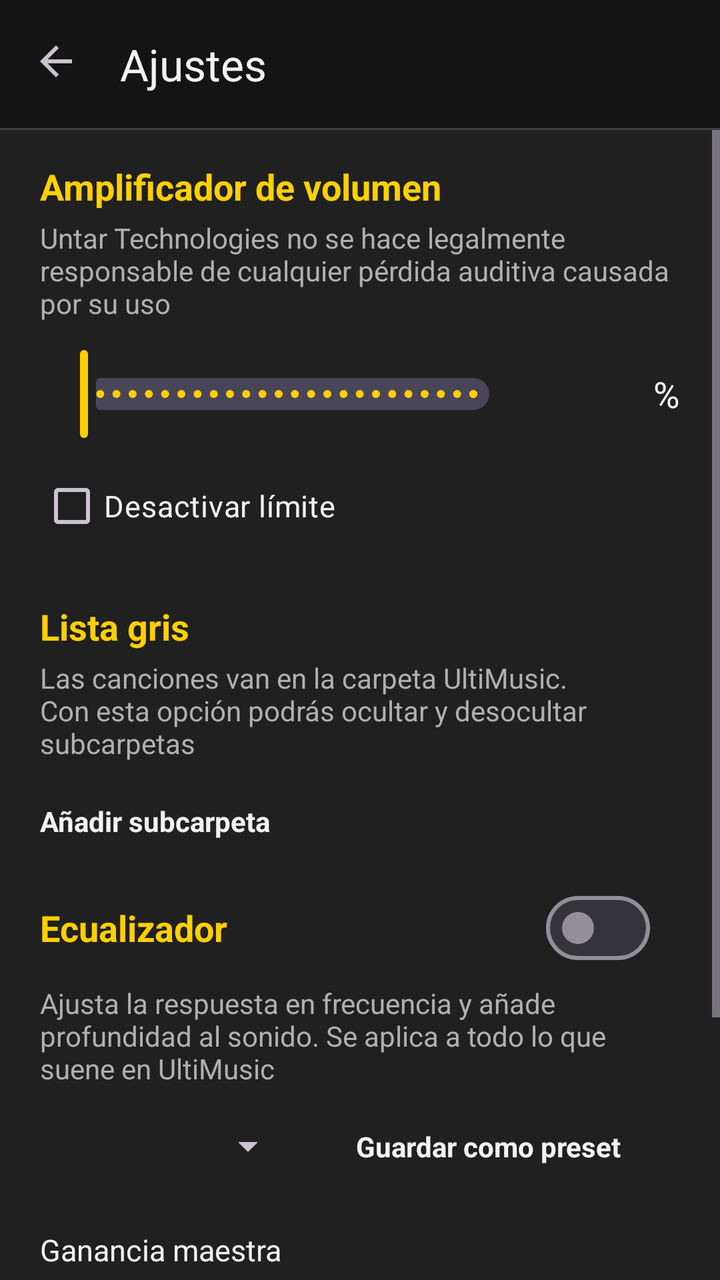
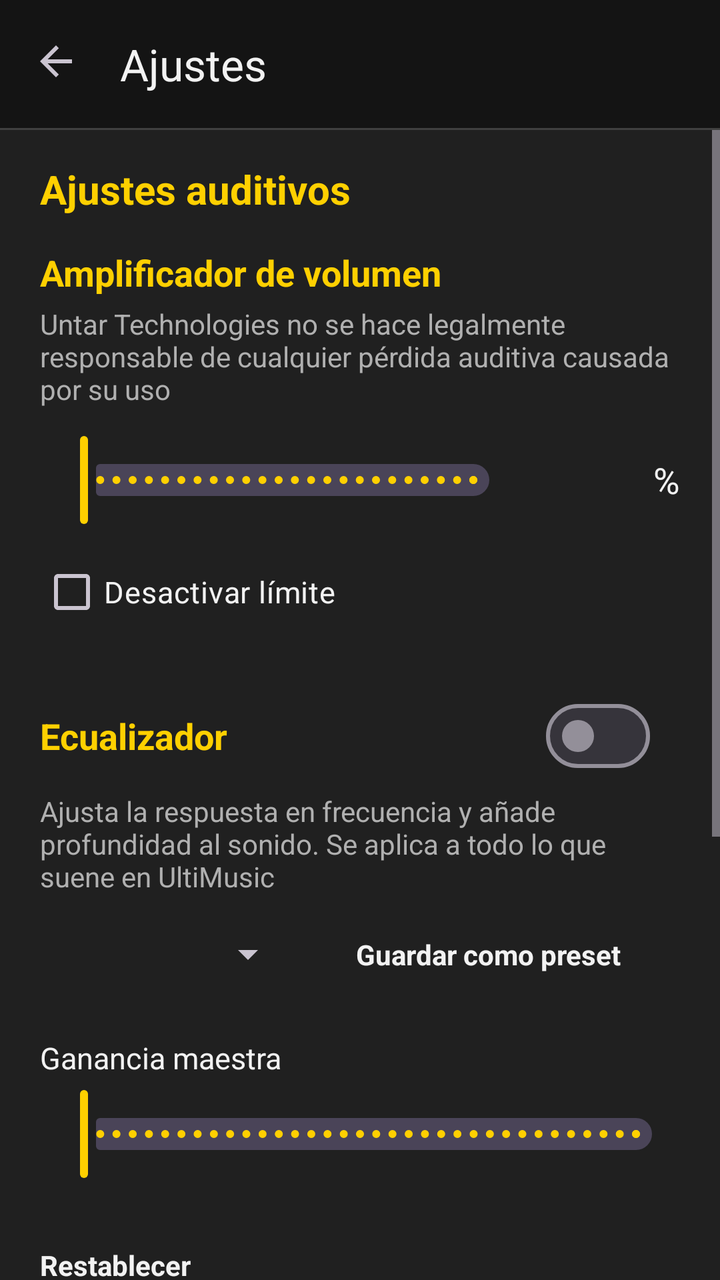

The first picture is an Android layout as it rendered before a commit; the second is the same layout after the commit. The layout source and the unified diff follow.
<!-- AndroidManifest.xml: application theme Theme.UltiMusic -->
<!-- res/layout/dialog_settings.xml -->
<?xml version="1.0" encoding="utf-8"?>
<LinearLayout xmlns:android="http://schemas.android.com/apk/res/android"
    xmlns:app="http://schemas.android.com/apk/res-auto"
    xmlns:tools="http://schemas.android.com/tools"
    android:id="@+id/settingsRoot"
    android:layout_width="match_parent"
    android:layout_height="match_parent"
    android:background="@color/um_background"
    android:orientation="vertical">

    <com.google.android.material.appbar.MaterialToolbar
        android:id="@+id/settingsToolbar"
        android:layout_width="match_parent"
        android:layout_height="wrap_content"
        android:background="@color/um_surface"
        app:navigationContentDescription="@string/settings_back"
        app:navigationIcon="@drawable/ic_arrow_back_toolbar"
        app:title="@string/settings_title"
        app:titleTextColor="@color/um_on_background" />

    <View
        android:layout_width="match_parent"
        android:layout_height="1dp"
        android:background="@color/um_divider" />

    <ScrollView
        android:layout_width="match_parent"
        android:layout_height="0dp"
        android:layout_weight="1">

        <LinearLayout
            android:layout_width="match_parent"
            android:layout_height="wrap_content"
            android:orientation="vertical"
            android:paddingStart="20dp"
            android:paddingTop="16dp"
            android:paddingEnd="20dp"
            android:paddingBottom="16dp">

            

            <TextView
                android:id="@+id/boostTitle"
                android:layout_width="match_parent"
                android:layout_height="wrap_content"
                android:text="@string/settings_boost_title"
                android:textColor="@color/um_yellow"
                android:textSize="18sp"
                android:textStyle="bold" />

            <TextView
                android:layout_width="match_parent"
                android:layout_height="wrap_content"
                android:layout_marginTop="4dp"
                android:text="@string/settings_boost_subtitle"
                android:textColor="@color/um_on_surface_muted"
                android:textSize="14sp" />

            
            <LinearLayout
                android:layout_width="match_parent"
                android:layout_height="wrap_content"
                android:layout_marginTop="12dp"
                android:gravity="center_vertical"
                android:orientation="horizontal">

                
                <FrameLayout
                    android:layout_width="0dp"
                    android:layout_height="wrap_content"
                    android:layout_weight="1">

                    <com.google.android.material.slider.Slider
                        android:id="@+id/boostSlider"
                        android:layout_width="match_parent"
                        android:layout_height="wrap_content"
                        android:layout_gravity="center_vertical"
                        android:contentDescription="@string/settings_boost_title"
                        android:stepSize="1"
                        android:valueFrom="100"
                        android:valueTo="150"
                        app:labelBehavior="gone" />

                    <com.untar.ultimusic.ui.common.ValueRuler
                        android:id="@+id/boostRuler"
                        android:layout_width="match_parent"
                        android:layout_height="wrap_content"
                        android:contentDescription="@string/settings_boost_title"
                        android:visibility="gone" />

                </FrameLayout>

                
                <EditText
                    android:id="@+id/boostValue"
                    android:layout_width="wrap_content"
                    android:layout_height="wrap_content"
                    android:layout_marginStart="12dp"
                    android:background="@null"
                    android:gravity="end"
                    android:imeOptions="actionDone"
                    android:importantForAutofill="no"
                    android:inputType="number"
                    android:maxLength="4"
                    android:maxLines="1"
                    android:minWidth="56dp"
                    android:textColor="@color/um_on_background"
                    android:textSize="18sp" />

                <TextView
                    android:layout_width="wrap_content"
                    android:layout_height="wrap_content"
                    android:text="%"
                    android:textColor="@color/um_on_background"
                    android:textSize="18sp" />

            </LinearLayout>

            <com.google.android.material.checkbox.MaterialCheckBox
                android:id="@+id/boostNoLimit"
                android:layout_width="wrap_content"
                android:layout_height="wrap_content"
                android:layout_marginTop="8dp"
                android:text="@string/settings_boost_no_limit"
                android:textColor="@color/um_on_background"
                android:textSize="15sp"
                app:rippleColor="@color/um_ripple_white" />

            

            <TextView
                android:id="@+id/greylistTitle"
                android:layout_width="match_parent"
                android:layout_height="wrap_content"
                android:layout_marginTop="24dp"
                android:text="@string/settings_greylist_title"
                android:textColor="@color/um_yellow"
                android:textSize="18sp"
                android:textStyle="bold" />

            <TextView
                android:layout_width="match_parent"
                android:layout_height="wrap_content"
                android:layout_marginTop="4dp"
                android:text="@string/settings_greylist_subtitle"
                android:textColor="@color/um_on_surface_muted"
                android:textSize="14sp" />

            
            <androidx.recyclerview.widget.RecyclerView
                android:id="@+id/greylistRecycler"
                android:layout_width="match_parent"
                android:layout_height="wrap_content"
                android:layout_marginTop="12dp"
                android:nestedScrollingEnabled="false" />

            <TextView
                android:id="@+id/btnAddGreylistFolder"
                android:layout_width="match_parent"
                android:layout_height="wrap_content"
                android:background="?attr/selectableItemBackground"
                android:paddingVertical="8dp"
                android:text="@string/settings_greylist_add"
                android:textColor="@color/um_on_background"
                android:textStyle="bold" />

            

            <LinearLayout
                android:layout_width="match_parent"
                android:layout_height="wrap_content"
                android:layout_marginTop="12dp"
                android:orientation="horizontal">

                <TextView
                    android:id="@+id/eqTitle"
                    android:layout_width="0dp"
                    android:layout_height="match_parent"
                    android:layout_weight="1"
                    android:gravity="center_vertical"
                    android:text="@string/settings_eq_title"
                    android:textColor="@color/um_yellow"
                    android:textSize="18sp"
                    android:textStyle="bold" />

                <com.google.android.material.materialswitch.MaterialSwitch
                    android:id="@+id/eqSwitch"
                    android:layout_width="wrap_content"
                    android:layout_height="wrap_content"
                    android:layout_marginEnd="15dp"
                    android:contentDescription="@string/settings_eq_switch_desc"
                    android:theme="@style/ThemeOverlay.UltiMusic.SwitchRippleWhite" />

            </LinearLayout>

            <TextView
                android:layout_width="match_parent"
                android:layout_height="wrap_content"
                android:layout_marginTop="4dp"
                android:text="@string/settings_eq_subtitle"
                android:textColor="@color/um_on_surface_muted"
                android:textSize="14sp" />

            <TextView
                android:id="@+id/eqUnavailable"
                android:layout_width="match_parent"
                android:layout_height="wrap_content"
                android:layout_marginTop="12dp"
                android:text="@string/settings_eq_unavailable"
                android:textColor="@color/um_on_surface_muted"
                android:textSize="14sp"
                android:visibility="gone" />

            
            <LinearLayout
                android:id="@+id/eqOptionsContainer"
                android:layout_width="match_parent"
                android:layout_height="wrap_content"
                android:orientation="vertical">

            <LinearLayout
                android:layout_width="match_parent"
                android:layout_height="wrap_content"
                android:layout_marginTop="12dp"
                android:gravity="center_vertical"
                android:orientation="horizontal">

                <Spinner
                    android:id="@+id/eqPresetsSpinner"
                    android:layout_width="wrap_content"
                    android:layout_height="wrap_content"
                    android:layout_marginStart="8dp"
                    android:contentDescription="@string/settings_eq_presets"
                    android:minWidth="120dp" />

                <TextView
                    android:id="@+id/btnSavePreset"
                    android:layout_width="0dp"
                    android:layout_height="wrap_content"
                    android:layout_weight="1"
                    android:background="?attr/selectableItemBackground"
                    android:gravity="center"
                    android:paddingVertical="8dp"
                    android:text="@string/settings_eq_save_preset"
                    android:textColor="@color/um_on_background"
                    android:textStyle="bold" />
            </LinearLayout>

            <LinearLayout
                android:layout_width="match_parent"
                android:layout_height="wrap_content"
                android:layout_marginTop="8dp"
                android:orientation="horizontal">

                <TextView
                    android:id="@+id/btnDeletePreset"
                    android:layout_width="0dp"
                    android:layout_height="wrap_content"
                    android:layout_weight="1"
                    android:background="?attr/selectableItemBackground"
                    android:gravity="center"
                    android:paddingVertical="8dp"
                    android:text="@string/settings_eq_delete_preset"
                    android:textColor="@color/um_on_background"
                    android:textStyle="bold"
                    android:visibility="gone" />
            </LinearLayout>

            <TextView
                android:layout_width="match_parent"
                android:layout_height="wrap_content"
                android:layout_marginTop="16dp"
                android:text="@string/settings_eq_pre_gain"
                android:textColor="@color/um_on_background"
                android:textSize="15sp" />

            <com.google.android.material.slider.Slider
                android:id="@+id/preGainSlider"
                android:layout_width="match_parent"
                android:layout_height="wrap_content"
                android:layout_marginTop="4dp"
                android:contentDescription="@string/settings_eq_pre_gain"
                android:stepSize="1"
                android:valueFrom="0"
                android:valueTo="100"
                app:labelBehavior="gone" />

            
            <LinearLayout
                android:id="@+id/eqBandsContainer"
                android:layout_width="match_parent"
                android:layout_height="wrap_content"
                android:layout_marginTop="16dp"
                android:orientation="horizontal" />

            <TextView
                android:id="@+id/btnResetEq"
                android:layout_width="match_parent"
                android:layout_height="wrap_content"
                android:layout_marginTop="8dp"
                android:background="?attr/selectableItemBackground"
                android:paddingVertical="8dp"
                android:text="@string/settings_eq_reset"
                android:textColor="@color/um_on_background"
                android:textStyle="bold" />

            <com.google.android.material.checkbox.MaterialCheckBox
                android:id="@+id/additionalOptionsCheck"
                android:layout_width="wrap_content"
                android:layout_height="wrap_content"
                android:text="@string/settings_eq_additional_options"
                android:textColor="@color/um_on_background"
                android:textSize="15sp"
                app:rippleColor="@color/um_ripple_white" />

            
            <LinearLayout
                android:id="@+id/additionalOptionsContainer"
                android:layout_width="match_parent"
                android:layout_height="wrap_content"
                android:orientation="vertical"
                android:visibility="gone">

                <LinearLayout
                    android:layout_width="match_parent"
                    android:layout_height="wrap_content"
                    android:layout_marginTop="16dp"
                    android:gravity="center_vertical"
                    android:orientation="horizontal">

                    <TextView
                        android:layout_width="wrap_content"
                        android:layout_height="wrap_content"
                        android:text="@string/settings_eq_bass_boost"
                        android:textColor="@color/um_on_background"
                        android:textSize="15sp" />

                    <ImageButton
                        android:id="@+id/btnHelpBassBoost"
                        android:layout_width="20dp"
                        android:layout_height="20dp"
                        android:layout_marginStart="6dp"
                        android:background="?attr/selectableItemBackgroundBorderless"
                        android:contentDescription="@string/settings_eq_bass_boost_help_desc"
                        android:src="@drawable/ic_help"
                        app:tint="@color/um_on_surface_muted" />

                </LinearLayout>

                <com.google.android.material.slider.Slider
                    android:id="@+id/bassBoostSlider"
                    android:layout_width="match_parent"
                    android:layout_height="wrap_content"
                    android:layout_marginTop="4dp"
                    android:contentDescription="@string/settings_eq_bass_boost"
                    android:stepSize="1"
                    android:valueFrom="0"
                    android:valueTo="100"
                    app:labelBehavior="gone" />

                <TextView
                    android:id="@+id/bassBoostUnsupported"
                    android:layout_width="match_parent"
                    android:layout_height="wrap_content"
                    android:text="@string/settings_eq_bass_unsupported"
                    android:textColor="@color/um_on_surface_muted"
                    android:textSize="13sp"
                    android:visibility="gone" />

                <LinearLayout
                    android:layout_width="match_parent"
                    android:layout_height="wrap_content"
                    android:layout_marginTop="16dp"
                    android:gravity="center_vertical"
                    android:orientation="horizontal">

                    <TextView
                        android:layout_width="wrap_content"
                        android:layout_height="wrap_content"
                        android:text="@string/settings_eq_virtualizer"
                        android:textColor="@color/um_on_background"
                        android:textSize="15sp" />

                    <ImageButton
                        android:id="@+id/btnHelpVirtualizer"
                        android:layout_width="20dp"
                        android:layout_height="20dp"
                        android:layout_marginStart="6dp"
                        android:background="?attr/selectableItemBackgroundBorderless"
                        android:contentDescription="@string/settings_eq_virtualizer_help_desc"
                        android:src="@drawable/ic_help"
                        app:tint="@color/um_on_surface_muted" />

                </LinearLayout>

                <com.google.android.material.slider.Slider
                    android:id="@+id/virtualizerSlider"
                    android:layout_width="match_parent"
                    android:layout_height="wrap_content"
                    android:layout_marginTop="4dp"
                    android:contentDescription="@string/settings_eq_virtualizer"
                    android:stepSize="1"
                    android:valueFrom="0"
                    android:valueTo="100"
                    app:labelBehavior="gone" />

                <TextView
                    android:id="@+id/virtualizerUnsupported"
                    android:layout_width="match_parent"
                    android:layout_height="wrap_content"
                    android:text="@string/settings_eq_virtualizer_unsupported"
                    android:textColor="@color/um_on_surface_muted"
                    android:textSize="13sp"
                    android:visibility="gone" />

                <LinearLayout
                    android:layout_width="match_parent"
                    android:layout_height="wrap_content"
                    android:layout_marginTop="16dp"
                    android:gravity="center_vertical"
                    android:orientation="horizontal">

                    <TextView
                        android:layout_width="wrap_content"
                        android:layout_height="wrap_content"
                        android:text="@string/settings_eq_reverb_title"
                        android:textColor="@color/um_on_background"
                        android:textSize="15sp" />

                    <ImageButton
                        android:id="@+id/btnHelpReverb"
                        android:layout_width="20dp"
                        android:layout_height="20dp"
                        android:layout_marginStart="6dp"
                        android:background="?attr/selectableItemBackgroundBorderless"
                        android:contentDescription="@string/settings_eq_reverb_help_desc"
                        android:src="@drawable/ic_help"
                        app:tint="@color/um_on_surface_muted" />

                </LinearLayout>

                
                <Spinner
                    android:id="@+id/reverbSpinner"
                    android:layout_width="match_parent"
                    android:layout_height="wrap_content"
                    android:layout_marginTop="4dp"
                    android:contentDescription="@string/settings_eq_reverb_title" />

                <TextView
                    android:id="@+id/reverbUnsupported"
                    android:layout_width="match_parent"
                    android:layout_height="wrap_content"
                    android:text="@string/settings_eq_reverb_unsupported"
                    android:textColor="@color/um_on_surface_muted"
                    android:textSize="13sp"
                    android:visibility="gone" />

                <LinearLayout
                    android:layout_width="match_parent"
                    android:layout_height="wrap_content"
                    android:layout_marginTop="16dp"
                    android:gravity="center_vertical"
                    android:orientation="horizontal">

                    <TextView
                        android:layout_width="wrap_content"
                        android:layout_height="wrap_content"
                        android:text="@string/settings_eq_dynamics_title"
                        android:textColor="@color/um_on_background"
                        android:textSize="15sp" />

                    <ImageButton
                        android:id="@+id/btnHelpDynamics"
                        android:layout_width="20dp"
                        android:layout_height="20dp"
                        android:layout_marginStart="6dp"
                        android:background="?attr/selectableItemBackgroundBorderless"
                        android:contentDescription="@string/settings_eq_dynamics_help_desc"
                        android:src="@drawable/ic_help"
                        app:tint="@color/um_on_surface_muted" />

                </LinearLayout>

                <com.google.android.material.slider.Slider
                    android:id="@+id/dynamicsSlider"
                    android:layout_width="match_parent"
                    android:layout_height="wrap_content"
                    android:layout_marginTop="4dp"
                    android:contentDescription="@string/settings_eq_dynamics_title"
                    android:stepSize="1"
                    android:valueFrom="0"
                    android:valueTo="100"
                    app:labelBehavior="gone" />

                <TextView
                    android:id="@+id/dynamicsUnsupported"
                    android:layout_width="match_parent"
                    android:layout_height="wrap_content"
                    android:text="@string/settings_eq_dynamics_unsupported"
                    android:textColor="@color/um_on_surface_muted"
                    android:textSize="13sp"
                    android:visibility="gone" />

            </LinearLayout>

            </LinearLayout>

        </LinearLayout>

    </ScrollView>

</LinearLayout>
<!-- resources referenced by this layout -->
<resources>
  <color name="um_background">#FF202020</color>
  <color name="um_divider">#FF404040</color>
  <color name="um_on_background">#FFF2F2F2</color>
  <color name="um_on_surface_muted">#FFB0B0B0</color>
  <color name="um_ripple_white">#33FFFFFF</color>
  <color name="um_surface">#FF141414</color>
  <color name="um_yellow">#FFFFD000</color>
  <!-- drawable ic_arrow_back_toolbar (drawable) -->
  <?xml version="1.0" encoding="utf-8"?>
  <layer-list xmlns:android="http://schemas.android.com/apk/res/android">
      <item
          android:width="24dp"
          android:height="24dp"
          android:drawable="@drawable/ic_arrow_back"
          android:gravity="center"
          android:top="-3dp" />
  </layer-list>
  <string name="settings_back">Cerrar los ajustes</string>
  <string name="settings_boost_no_limit">Desactivar límite</string>
  <string name="settings_boost_subtitle">Untar Technologies no se hace legalmente responsable de cualquier pérdida auditiva causada por su uso</string>
  <string name="settings_boost_title">Amplificador de volumen</string>
  <string name="settings_eq_additional_options">Opciones adicionales</string>
  <string name="settings_eq_bass_boost">Refuerzo de graves</string>
  <string name="settings_eq_bass_boost_help_desc">Qué es el refuerzo de graves</string>
  <string name="settings_eq_bass_unsupported">No soportado en este dispositivo</string>
  <string name="settings_eq_delete_preset">Borrar</string>
  <string name="settings_eq_dynamics_help_desc">Qué es el compresor de rango dinámico</string>
  <string name="settings_eq_dynamics_title">Compresor de rango dinámico</string>
  <string name="settings_eq_dynamics_unsupported">No soportado en este dispositivo</string>
  <string name="settings_eq_pre_gain">Ganancia maestra</string>
  <string name="settings_eq_presets">Presets</string>
  <string name="settings_eq_reset">Restablecer</string>
  <string name="settings_eq_reverb_help_desc">Qué es la reverberación</string>
  <string name="settings_eq_reverb_title">Reverberación</string>
  <string name="settings_eq_reverb_unsupported">No soportado en este dispositivo</string>
  <string name="settings_eq_save_preset">Guardar como preset</string>
  <string name="settings_eq_subtitle">Ajusta la respuesta en frecuencia y añade profundidad al sonido. Se aplica a todo lo que suene en UltiMusic</string>
  <string name="settings_eq_switch_desc">Activar o desactivar el ecualizador</string>
  <string name="settings_eq_title">Ecualizador</string>
  <string name="settings_eq_unavailable">Este dispositivo no tiene ecualizador</string>
  <string name="settings_eq_virtualizer">Sonido envolvente</string>
  <string name="settings_eq_virtualizer_help_desc">Qué es el sonido envolvente</string>
  <string name="settings_eq_virtualizer_unsupported">No soportado en este dispositivo</string>
  <string name="settings_greylist_add">Añadir subcarpeta</string>
  <string name="settings_greylist_subtitle">Las canciones van en la carpeta UltiMusic. Con esta opción podrás ocultar y desocultar subcarpetas</string>
  <string name="settings_greylist_title">Lista gris</string>
  <string name="settings_title">Ajustes</string>
  <style name="ThemeOverlay.UltiMusic.SwitchRippleWhite" parent="">
          <item name="android:colorControlActivated">@android:color/white</item>
      </style>
  <style name="Theme.UltiMusic" parent="Base.Theme.UltiMusic" />
  <color name="black">#FF000000</color>
  <color name="um_surface_variant">#FF1F1F1F</color>
  <!-- drawable cursor_white (drawable) -->
  <?xml version="1.0" encoding="utf-8"?>
  <shape xmlns:android="http://schemas.android.com/apk/res/android"
      android:shape="rectangle">
      <solid android:color="@android:color/white" />
      <size android:width="2dp" />
  </shape>
  <!-- unchanged entries left out for length: 4 -->
</resources>

<!-- the commit's change to res/layout/dialog_settings.xml (unified diff, before → after) -->
@@ -40,9 +40,21 @@
             
 
             <TextView
+                android:id="@+id/audioSectionTitle"
+                android:layout_width="match_parent"
+                android:layout_height="wrap_content"
+                android:text="@string/settings_audio_section_title"
+                android:textColor="@color/um_yellow"
+                android:textSize="20sp"
+                android:textStyle="bold" />
+
+            
+
+            <TextView
                 android:id="@+id/boostTitle"
                 android:layout_width="match_parent"
                 android:layout_height="wrap_content"
+                android:layout_marginTop="16dp"
                 android:text="@string/settings_boost_title"
                 android:textColor="@color/um_yellow"
                 android:textSize="18sp"
@@ -128,48 +140,10 @@
 
             
 
-            <TextView
-                android:id="@+id/greylistTitle"
+            <LinearLayout
                 android:layout_width="match_parent"
                 android:layout_height="wrap_content"
                 android:layout_marginTop="24dp"
-                android:text="@string/settings_greylist_title"
-                android:textColor="@color/um_yellow"
-                android:textSize="18sp"
-                android:textStyle="bold" />
-
-            <TextView
-                android:layout_width="match_parent"
-                android:layout_height="wrap_content"
-                android:layout_marginTop="4dp"
-                android:text="@string/settings_greylist_subtitle"
-                android:textColor="@color/um_on_surface_muted"
-                android:textSize="14sp" />
-
-            
-            <androidx.recyclerview.widget.RecyclerView
-                android:id="@+id/greylistRecycler"
-                android:layout_width="match_parent"
-                android:layout_height="wrap_content"
-                android:layout_marginTop="12dp"
-                android:nestedScrollingEnabled="false" />
-
-            <TextView
-                android:id="@+id/btnAddGreylistFolder"
-                android:layout_width="match_parent"
-                android:layout_height="wrap_content"
-                android:background="?attr/selectableItemBackground"
-                android:paddingVertical="8dp"
-                android:text="@string/settings_greylist_add"
-                android:textColor="@color/um_on_background"
-                android:textStyle="bold" />
-
-            
-
-            <LinearLayout
-                android:layout_width="match_parent"
-                android:layout_height="wrap_content"
-                android:layout_marginTop="12dp"
                 android:orientation="horizontal">
 
                 <TextView
@@ -506,6 +480,74 @@
 
             </LinearLayout>
 
+            
+
+            <View
+                android:layout_width="match_parent"
+                android:layout_height="1dp"
+                android:layout_marginTop="28dp"
+                android:background="@color/um_divider" />
+
+            <TextView
+                android:id="@+id/visualSectionTitle"
+                android:layout_width="match_parent"
+                android:layout_height="wrap_content"
+                android:layout_marginTop="20dp"
+                android:text="@string/settings_visual_section_title"
+                android:textColor="@color/um_yellow"
+                android:textSize="20sp"
+                android:textStyle="bold" />
+
+            
+
+            <TextView
+                android:id="@+id/greylistTitle"
+                android:layout_width="match_parent"
+                android:layout_height="wrap_content"
+                android:layout_marginTop="16dp"
+                android:text="@string/settings_greylist_title"
+                android:textColor="@color/um_yellow"
+                android:textSize="18sp"
+                android:textStyle="bold" />
+
+            <TextView
+                android:layout_width="match_parent"
+                android:layout_height="wrap_content"
+                android:layout_marginTop="4dp"
+                android:text="@string/settings_greylist_subtitle"
+                android:textColor="@color/um_on_surface_muted"
+                android:textSize="14sp" />
+
+            
+            <androidx.recyclerview.widget.RecyclerView
+                android:id="@+id/greylistRecycler"
+                android:layout_width="match_parent"
+                android:layout_height="wrap_content"
+                android:layout_marginTop="12dp"
+                android:nestedScrollingEnabled="false" />
+
+            <TextView
+                android:id="@+id/btnAddGreylistFolder"
+                android:layout_width="match_parent"
+                android:layout_height="wrap_content"
+                android:background="?attr/selectableItemBackground"
+                android:paddingVertical="8dp"
+                android:text="@string/settings_greylist_add"
+                android:textColor="@color/um_on_background"
+                android:textStyle="bold" />
+
+            
+
+            <com.google.android.material.checkbox.MaterialCheckBox
+                android:id="@+id/useAlbumCoverAlwaysCheck"
+                android:layout_width="wrap_content"
+                android:layout_height="wrap_content"
+                android:layout_marginTop="20dp"
+                android:text="@string/settings_visual_use_album_cover_always"
+                android:textColor="@color/um_on_background"
+                android:textSize="15sp"
+                app:rippleColor="@color/um_ripple_white" />
+
         </LinearLayout>
 
     </ScrollView>
<!-- resource entries referenced after the edit -->
@@ -17,6 +17,7 @@
           android:gravity="center"
           android:top="-3dp" />
   </layer-list>
+  <string name="settings_audio_section_title">Ajustes auditivos</string>
   <string name="settings_back">Cerrar los ajustes</string>
   <string name="settings_boost_no_limit">Desactivar límite</string>
   <string name="settings_boost_subtitle">Untar Technologies no se hace legalmente responsable de cualquier pérdida auditiva causada por su uso</string>
@@ -47,6 +48,8 @@
   <string name="settings_greylist_subtitle">Las canciones van en la carpeta UltiMusic. Con esta opción podrás ocultar y desocultar subcarpetas</string>
   <string name="settings_greylist_title">Lista gris</string>
   <string name="settings_title">Ajustes</string>
+  <string name="settings_visual_section_title">Ajustes visuales</string>
+  <string name="settings_visual_use_album_cover_always">Usar carátula del álbum siempre</string>
   <style name="ThemeOverlay.UltiMusic.SwitchRippleWhite" parent="">
           <item name="android:colorControlActivated">@android:color/white</item>
       </style>
